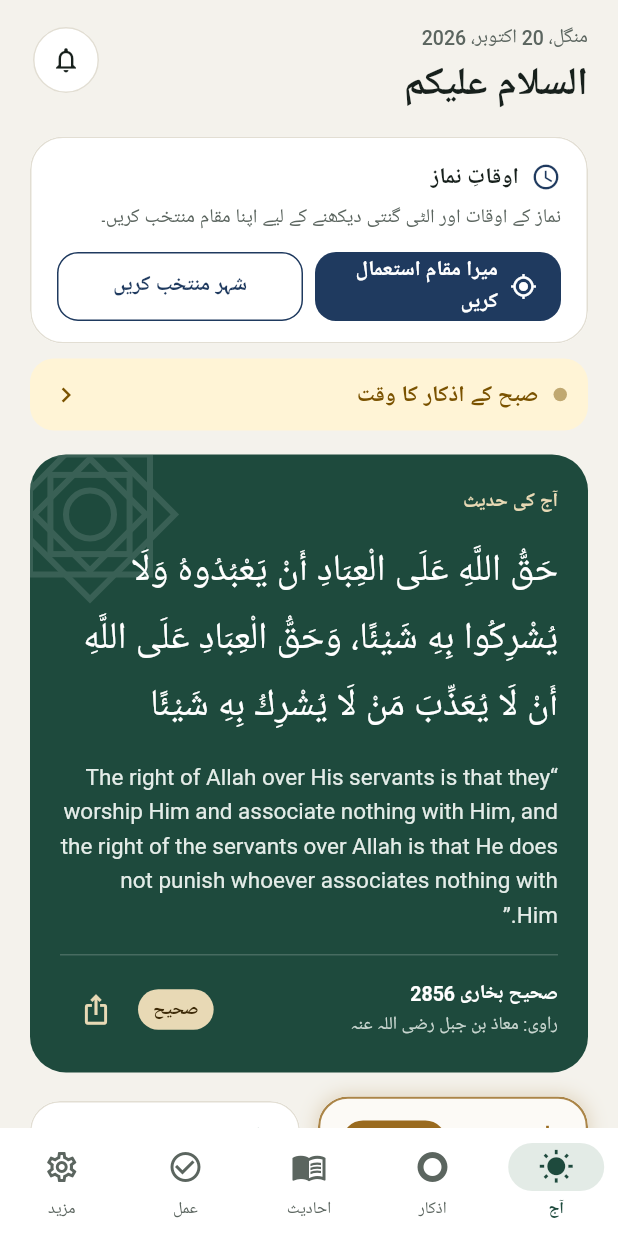
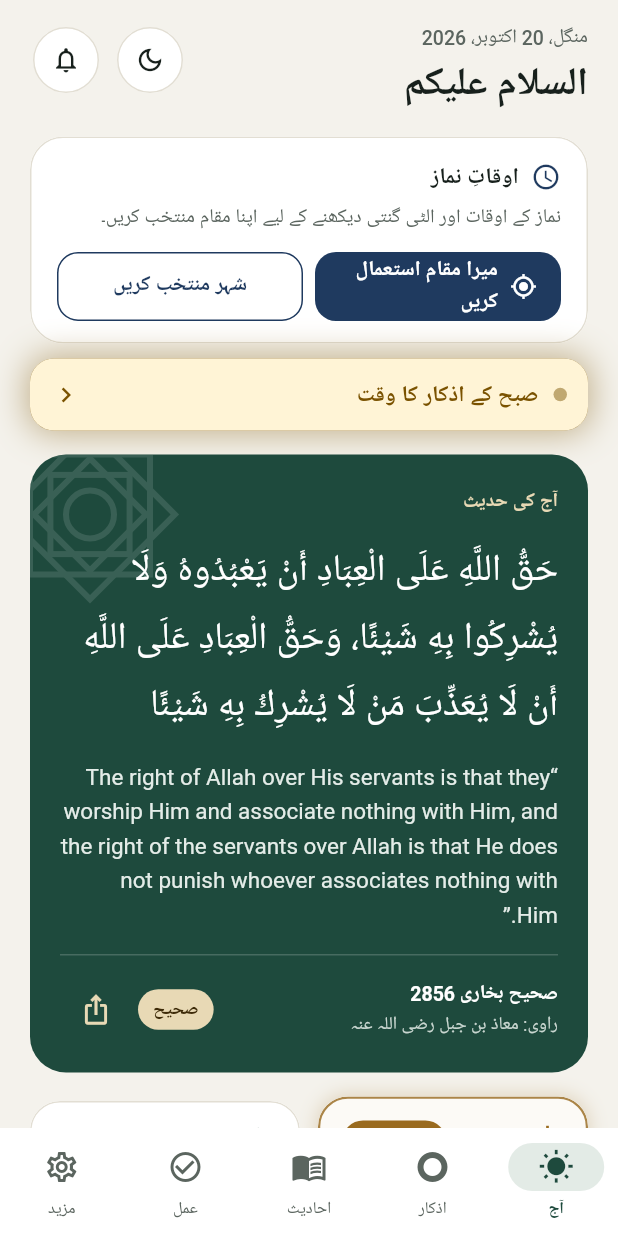
Before and after one commit to abdulla737/Alathar-app, a Flutter app: the HomeShell screen opened directly, on a phone screen of 412 x 824 dp. Run offline on Flutter 3.47's test engine with Material 3 defaults, Android fonts, the phone set to English and light mode, and no system bars; our stand-ins replace flutter_local_notifications, flutter_tts, geolocator, google_fonts, just_audio, share_plus and 3 more; accounts and stored records are empty; Roboto replaces fonts that are missing (Amiri, Ibm Plex Sans Arabic).

Commit message:
Dark mode toggle on Today, glowing athkar strip, 1-min strip check, 60-min weather
- Moon/sun button next to the bell switches dark mode (saved; whole app
  rebuilds in the new colors). AppColors now carry light + dark values.
- The «حان وقت …» strip keeps glowing (breathing halo and border).
- Strip re-checks the time every minute; weather refreshes every 60 minutes.

Co-Authored-By: Claude Opus 5.5 <noreply@anthropic.com>
Claude-Session: https://claude.ai/code/session_017iBFismne1oD1sNqHmW8go

```diff
--- a/lib/data/app_settings.dart
+++ b/lib/data/app_settings.dart
@@ -13,6 +13,11 @@ class AppSettings extends ChangeNotifier {
   /// MaterialApp listens to this to switch locale and text direction.
   final ValueNotifier<String> languageNotifier = ValueNotifier<String>('ar');
   String get language => languageNotifier.value;
+
+  /// Dark mode (moon/sun button on the Today page). MaterialApp listens to
+  /// this and rebuilds the whole app in the new colors.
+  final ValueNotifier<bool> darkNotifier = ValueNotifier<bool>(false);
+  bool get darkMode => darkNotifier.value;
 
   double arabicSize = 26;
 
@@ -50,6 +55,7 @@ class AppSettings extends ChangeNotifier {
 
   // Storage keys
   static const _kLanguage = 'language';
+  static const _kDark = 'dark_mode';
   static const _kArabicSize = 'arabic_size';
   static const _kExplanationSize = 'explanation_size';
   static const _kAthkarScale = 'athkar_scale';
@@ -62,6 +68,7 @@ class AppSettings extends ChangeNotifier {
   Future<void> load() async {
     final p = _prefs = await SharedPreferences.getInstance();
     languageNotifier.value = p.getString(_kLanguage) ?? 'ar';
+    darkNotifier.value = p.getBool(_kDark) ?? false;
     arabicSize = (p.getDouble(_kArabicSize) ?? 26).clamp(minArabicSize, maxArabicSize);
     explanationSize = (p.getDouble(_kExplanationSize) ?? 16)
         .clamp(minExplanationSize, maxExplanationSize);
@@ -78,6 +85,13 @@ class AppSettings extends ChangeNotifier {
     if (value == languageNotifier.value) return;
     languageNotifier.value = value;
     _prefs?.setString(_kLanguage, value);
+    notifyListeners();
+  }
+
+  void setDarkMode(bool value) {
+    if (value == darkNotifier.value) return;
+    darkNotifier.value = value;
+    _prefs?.setBool(_kDark, value);
     notifyListeners();
   }
 
--- a/lib/data/reminders.dart
+++ b/lib/data/reminders.dart
@@ -12,7 +12,8 @@ import 'prayer_store.dart';
 import 'prayer_times.dart';
 
 /// Lets a tapped notification open a page (see [Reminders]).
-final appNavigatorKey = GlobalKey<NavigatorState>();
+/// Replaced with a fresh key when the app is rebuilt for dark/light mode.
+var appNavigatorKey = GlobalKey<NavigatorState>();
 
 /// The Settings «التذكيرات» switches as phone notifications, which arrive
 /// even when the app is closed. Scheduled on the phone (no server) for the
--- a/lib/data/weather.dart
+++ b/lib/data/weather.dart
@@ -19,7 +19,7 @@ class WeatherNow {
 
 /// Current weather at the prayer place, from Open-Meteo (free, no account
 /// or key: https://open-meteo.com). Fetched when the place is set or
-/// changes, and at most every 30 minutes after that. Without internet the
+/// changes, and at most every 60 minutes after that. Without internet the
 /// prayer card simply shows no weather.
 class WeatherStore extends ChangeNotifier {
   WeatherStore._();
@@ -30,7 +30,7 @@ class WeatherStore extends ChangeNotifier {
   bool _loading = false;
   Timer? _timer;
 
-  static const refreshEvery = Duration(minutes: 30);
+  static const refreshEvery = Duration(minutes: 60);
 
   /// Starts following the prayer place. Call once at startup.
   void start() {
--- a/lib/l10n/strings.dart
+++ b/lib/l10n/strings.dart
@@ -61,6 +61,8 @@ class S {
       'date_line': 'الأحد 18 أكتوبر · 7 جمادى الأولى 1448هـ',
       'greeting': 'السلام عليكم',
       'notifications': 'التنبيهات',
+      'dark_mode': 'الوضع الليلي',
+      'light_mode': 'الوضع النهاري',
       'next_prayer': 'الصلاة القادمة: العصر',
       'next_in': 'بعد ساعة و12 دقيقة',
       'hadith_of_day': 'حديث اليوم',
@@ -290,6 +292,8 @@ class S {
       'date_line': 'Sunday, 18 October · 7 Jumada al-Ula 1448',
       'greeting': 'As-salamu alaykum',
       'notifications': 'Notifications',
+      'dark_mode': 'Dark mode',
+      'light_mode': 'Light mode',
       'next_prayer': 'Next: Asr',
       'next_in': 'in 1h 12m',
       'hadith_of_day': 'HADITH OF THE DAY',
@@ -519,6 +523,8 @@ class S {
       'date_line': 'اتوار، 18 اکتوبر · 7 جمادی الاولیٰ 1448ھ',
       'greeting': 'السلام علیکم',
       'notifications': 'اطلاعات',
+      'dark_mode': 'ڈارک موڈ',
+      'light_mode': 'لائٹ موڈ',
       'next_prayer': 'اگلی نماز: عصر',
       'next_in': '1 گھنٹہ 12 منٹ میں',
       'hadith_of_day': 'آج کی حدیث',
--- a/lib/screens/athkar_counter_screen.dart
+++ b/lib/screens/athkar_counter_screen.dart
@@ -201,13 +201,13 @@ class _AthkarCounterScreenState extends State<AthkarCounterScreen> {
                                       style: AppText.ui(
                                           size: 13,
                                           weight: FontWeight.w700,
-                                          color: const Color(0xFF3D2A08))),
+                                          color: AppColors.brown)),
                                   TextSpan(
                                       text: d.virtue.v,
                                       style: AppText.ui(
                                           size: 13,
                                           height: 1.6,
-                                          color: const Color(0xFF3D2A08))),
+                                          color: AppColors.brown)),
                                 ]),
                               ),
                               const SizedBox(height: 6),
--- a/lib/screens/today_screen.dart
+++ b/lib/screens/today_screen.dart
@@ -57,6 +57,24 @@ class TodayScreen extends StatelessWidget {
                   ],
                 ),
               ),
+              // Dark / light mode, next to the bell.
+              IconButton.outlined(
+                tooltip: context.tr(AppSettings.instance.darkMode ? 'light_mode' : 'dark_mode'),
+                onPressed: () =>
+                    AppSettings.instance.setDarkMode(!AppSettings.instance.darkMode),
+                style: IconButton.styleFrom(
+                  backgroundColor: AppColors.surface,
+                  side: const BorderSide(color: AppColors.line),
+                  fixedSize: const Size(44, 44),
+                ),
+                icon: Icon(
+                    AppSettings.instance.darkMode
+                        ? Icons.light_mode_outlined
+                        : Icons.dark_mode_outlined,
+                    color: AppSettings.instance.darkMode ? AppColors.nightGold : AppColors.ink,
+                    size: 20),
+              ),
+              const SizedBox(width: 8),
               IconButton.outlined(
                 tooltip: context.tr('notifications'),
                 onPressed: () {},
--- a/lib/theme/app_theme.dart
+++ b/lib/theme/app_theme.dart
@@ -1,25 +1,50 @@
 import 'package:flutter/material.dart';
+import 'package:flutter/services.dart';
 import 'package:google_fonts/google_fonts.dart';
 
 import '../l10n/strings.dart';
 
-/// Colors used across the app (matches the design canvas).
+/// A color with a light and a dark value. Which one it shows is read from
+/// [AppColors.isDark] each time it is used, so the app's existing `const`
+/// widgets keep working. The app rebuilds its whole tree when the mode
+/// changes (see main.dart).
+class _Adaptive extends Color {
+  const _Adaptive(super.light, this.darkColor);
+  final Color darkColor;
+
+  @override
+  double get a => AppColors.isDark ? darkColor.a : super.a;
+  @override
+  double get r => AppColors.isDark ? darkColor.r : super.r;
+  @override
+  double get g => AppColors.isDark ? darkColor.g : super.g;
+  @override
+  double get b => AppColors.isDark ? darkColor.b : super.b;
+  // value / toARGB32 / withValues / == are all computed from a, r, g, b.
+}
+
+/// Colors used across the app (matches the design canvas). Each has a light
+/// and a dark value; the prayer card's night blue and gold stay the same.
 class AppColors {
-  static const ground = Color(0xFFF4F2EC); // page background
-  static const surface = Color(0xFFFFFFFF); // cards
-  static const ink = Color(0xFF17201C); // main text
-  static const body = Color(0xFF2E3833); // long-form text
-  static const muted = Color(0xFF5B655F); // secondary text
-  static const line = Color(0xFFE2DED3); // borders
-  static const divider = Color(0xFFEEEBE3);
-  static const green = Color(0xFF1E4A3D); // primary
-  static const greenSoft = Color(0xFFE3EBE6);
-  static const gold = Color(0xFF9A6B1F); // accent (text-safe)
-  static const goldDark = Color(0xFF6E4B12);
+  /// Dark mode, set from [AppSettings] (toggle on the Today page).
+  static bool isDark = false;
+
+  static const ground = _Adaptive(0xFFF4F2EC, Color(0xFF111614)); // page background
+  static const surface = _Adaptive(0xFFFFFFFF, Color(0xFF1B2220)); // cards
+  static const ink = _Adaptive(0xFF17201C, Color(0xFFE9EEEB)); // main text
+  static const body = _Adaptive(0xFF2E3833, Color(0xFFD2DAD5)); // long-form text
+  static const muted = _Adaptive(0xFF5B655F, Color(0xFF9BA7A0)); // secondary text
+  static const line = _Adaptive(0xFFE2DED3, Color(0xFF2C3632)); // borders
+  static const divider = _Adaptive(0xFFEEEBE3, Color(0xFF242C29));
+  static const green = _Adaptive(0xFF1E4A3D, Color(0xFF357A62)); // primary
+  static const greenSoft = _Adaptive(0xFFE3EBE6, Color(0xFF22352D));
+  static const gold = _Adaptive(0xFF9A6B1F, Color(0xFFD7A65A)); // accent (text-safe)
+  static const goldDark = _Adaptive(0xFF6E4B12, Color(0xFFE6C27E));
+  static const brown = _Adaptive(0xFF3D2A08, Color(0xFFF0DDB0)); // text on sandSoft
   static const sand = Color(0xFFE8D9B5); // accent on green
-  static const sandSoft = Color(0xFFF3EAD6);
-  static const segment = Color(0xFFE9E5DA);
-  static const switchOff = Color(0xFFC9C4B7);
+  static const sandSoft = _Adaptive(0xFFF3EAD6, Color(0xFF3A3324));
+  static const segment = _Adaptive(0xFFE9E5DA, Color(0xFF252E2A));
+  static const switchOff = _Adaptive(0xFFC9C4B7, Color(0xFF4B5550));
   static const onGreenMuted = Color(0xFFC9D6D0);
   static const onGreenBody = Color(0xFFE4ECE8);
   // Prayer card (night blue with gold)
@@ -83,15 +108,22 @@ class AppText {
 }
 
 class AppTheme {
+  /// The theme for the current mode ([AppColors.isDark]).
   static ThemeData light() {
+    final dark = AppColors.isDark;
     final base = ThemeData(
       useMaterial3: true,
+      brightness: dark ? Brightness.dark : Brightness.light,
       colorScheme: ColorScheme.fromSeed(
-        seedColor: AppColors.green,
-        primary: AppColors.green,
-        surface: AppColors.ground,
+        seedColor: const Color(0xFF1E4A3D),
+        brightness: dark ? Brightness.dark : Brightness.light,
+        primary: Color(AppColors.green.toARGB32()),
+        surface: Color(AppColors.ground.toARGB32()),
       ),
       scaffoldBackgroundColor: AppColors.ground,
+      appBarTheme: AppBarTheme(
+        systemOverlayStyle: dark ? SystemUiOverlayStyle.light : SystemUiOverlayStyle.dark,
+      ),
     );
     final textTheme = S.isRtl
         ? GoogleFonts.ibmPlexSansArabicTextTheme(base.textTheme)
--- a/lib/widgets/athkar_time_banner.dart
+++ b/lib/widgets/athkar_time_banner.dart
@@ -92,8 +92,8 @@ class _AthkarTimeBannerState extends State<AthkarTimeBanner>
   @override
   void initState() {
     super.initState();
-    // Re-checks the time every 3 minutes (also on every rebuild).
-    _timer = Timer.periodic(const Duration(minutes: 3), (_) {
+    // Re-checks the time every minute (also on every rebuild).
+    _timer = Timer.periodic(const Duration(minutes: 1), (_) {
       if (mounted) setState(() {});
     });
   }
@@ -157,8 +157,32 @@ class _AthkarTimeBannerState extends State<AthkarTimeBanner>
           }
           title = context.tr(w.titleKey);
         }
+        // Keeps glowing while it is shown: a soft halo and border in the
+        // strip's own accent color breathe in and out.
         return Padding(
           padding: const EdgeInsets.only(top: 10),
+          child: AnimatedBuilder(
+            animation: _pulse,
+            builder: (context, child) {
+              final t = Curves.easeInOut.transform(_pulse.value);
+              return DecoratedBox(
+                decoration: BoxDecoration(
+                  borderRadius: BorderRadius.circular(16),
+                  border: Border.all(
+                    color: w.foreground.withValues(alpha: 0.25 + 0.5 * t),
+                    width: 1.5,
+                  ),
+                  boxShadow: [
+                    BoxShadow(
+                      color: w.foreground.withValues(alpha: 0.12 + 0.33 * t),
+                      blurRadius: 6 + 14 * t,
+                      spreadRadius: 0.5 + 1.5 * t,
+                    ),
+                  ],
+                ),
+                child: child,
+              );
+            },
             child: Material(
               color: w.background,
               borderRadius: BorderRadius.circular(16),
@@ -194,6 +218,7 @@ class _AthkarTimeBannerState extends State<AthkarTimeBanner>
                 ),
               ),
             ),
+          ),
         );
       },
     );
--- a/lib/widgets/entry_card.dart
+++ b/lib/widgets/entry_card.dart
@@ -64,7 +64,7 @@ class EntryCard extends StatelessWidget {
               style: AppText.arabic(
                   size: isAyah ? 24 : 21,
                   height: 1.8,
-                  color: isAyah ? const Color(0xFF3D2A08) : AppColors.ink)),
+                  color: isAyah ? AppColors.brown : AppColors.ink)),
           if (!S.isArabic && e.translation.isNotEmpty) ...[
             const SizedBox(height: 8),
             Text(e.translation,
```
Also changed, not shown: lib/main.dart (+34 -12 lines). Lines whose indentation alone changed are shown as unchanged.
